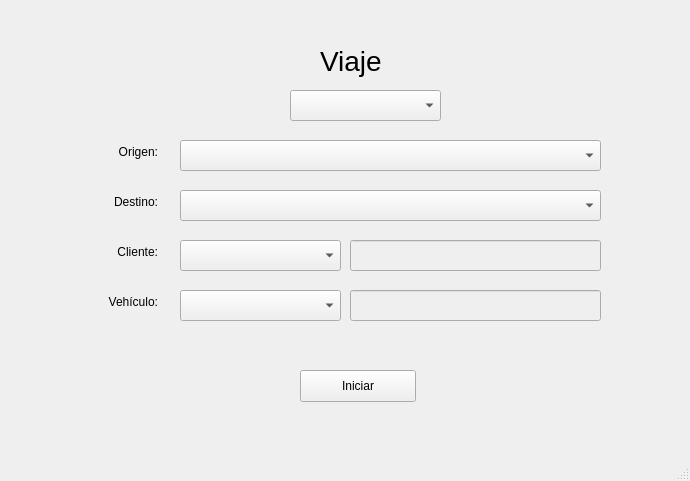
HerberthReyes07/EDD_EVD24_P2, file src/iu/modelo/viaje.ui: the form before one commit.
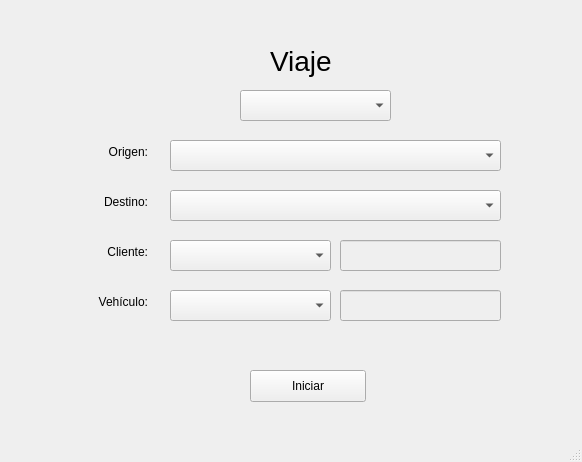
The form after the commit.

```diff
--- a/src/iu/modelo/viaje.ui
+++ b/src/iu/modelo/viaje.ui
@@ -6,8 +6,8 @@
    <rect>
     <x>0</x>
     <y>0</y>
-    <width>690</width>
-    <height>481</height>
+    <width>582</width>
+    <height>462</height>
    </rect>
   </property>
   <property name="windowTitle">
@@ -17,7 +17,7 @@
    <widget class="QLabel" name="label_3">
     <property name="geometry">
      <rect>
-      <x>70</x>
+      <x>60</x>
       <y>240</y>
       <width>88</width>
       <height>23</height>
@@ -36,7 +36,7 @@
     </property>
     <property name="geometry">
      <rect>
-      <x>300</x>
+      <x>250</x>
       <y>370</y>
       <width>116</width>
       <height>32</height>
@@ -49,9 +49,9 @@
    <widget class="QComboBox" name="comboBox_origen">
     <property name="geometry">
      <rect>
-      <x>180</x>
+      <x>170</x>
       <y>140</y>
-      <width>421</width>
+      <width>331</width>
       <height>31</height>
      </rect>
     </property>
@@ -59,7 +59,7 @@
    <widget class="QLabel" name="label_2">
     <property name="geometry">
      <rect>
-      <x>70</x>
+      <x>60</x>
       <y>190</y>
       <width>88</width>
       <height>23</height>
@@ -75,7 +75,7 @@
    <widget class="QLabel" name="act_label">
     <property name="geometry">
      <rect>
-      <x>320</x>
+      <x>270</x>
       <y>30</y>
       <width>81</width>
       <height>61</height>
@@ -94,9 +94,9 @@
    <widget class="QComboBox" name="comboBox_destino">
     <property name="geometry">
      <rect>
-      <x>180</x>
+      <x>170</x>
       <y>190</y>
-      <width>421</width>
+      <width>331</width>
       <height>31</height>
      </rect>
     </property>
@@ -104,7 +104,7 @@
    <widget class="QLabel" name="label_7">
     <property name="geometry">
      <rect>
-      <x>70</x>
+      <x>60</x>
       <y>140</y>
       <width>88</width>
       <height>23</height>
@@ -120,7 +120,7 @@
    <widget class="QComboBox" name="comboBox_cliente">
     <property name="geometry">
      <rect>
-      <x>180</x>
+      <x>170</x>
       <y>240</y>
       <width>161</width>
       <height>31</height>
@@ -136,9 +136,9 @@
     </property>
     <property name="geometry">
      <rect>
-      <x>350</x>
+      <x>340</x>
       <y>240</y>
-      <width>251</width>
+      <width>161</width>
       <height>31</height>
      </rect>
     </property>
@@ -146,7 +146,7 @@
    <widget class="QComboBox" name="comboBox_vehiculo">
     <property name="geometry">
      <rect>
-      <x>180</x>
+      <x>170</x>
       <y>290</y>
       <width>161</width>
       <height>31</height>
@@ -162,9 +162,9 @@
     </property>
     <property name="geometry">
      <rect>
-      <x>350</x>
+      <x>340</x>
       <y>290</y>
-      <width>251</width>
+      <width>161</width>
       <height>31</height>
      </rect>
     </property>
@@ -172,7 +172,7 @@
    <widget class="QLabel" name="label_4">
     <property name="geometry">
      <rect>
-      <x>70</x>
+      <x>60</x>
       <y>290</y>
       <width>88</width>
       <height>23</height>
@@ -188,7 +188,7 @@
    <widget class="QComboBox" name="comboBox_buscar">
     <property name="geometry">
      <rect>
-      <x>290</x>
+      <x>240</x>
       <y>90</y>
       <width>151</width>
       <height>31</height>
```
Left out of the diff: 2 changed lines with no effect on the pictures.
